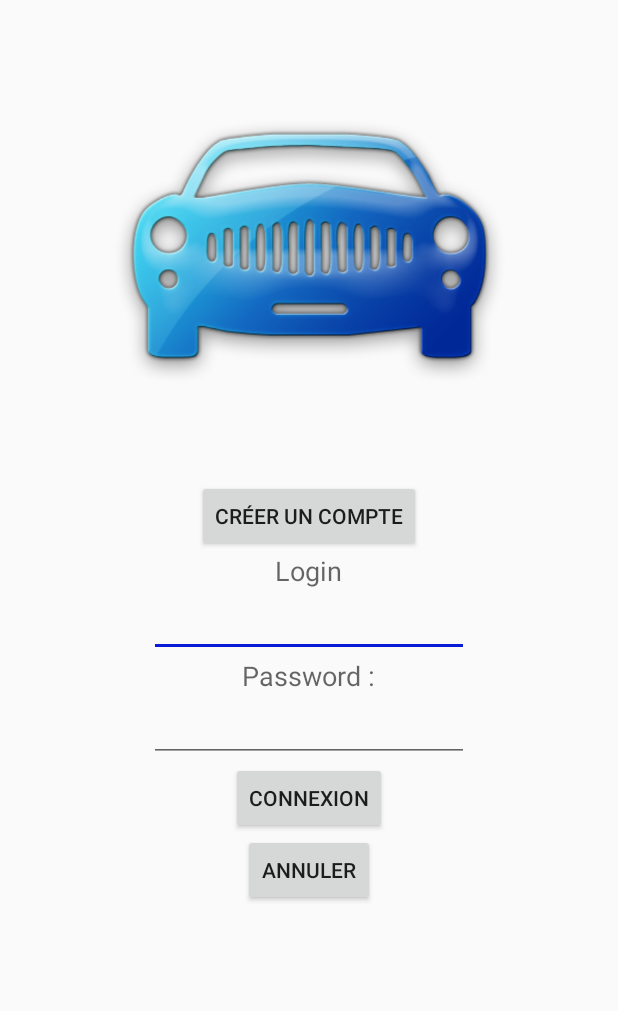
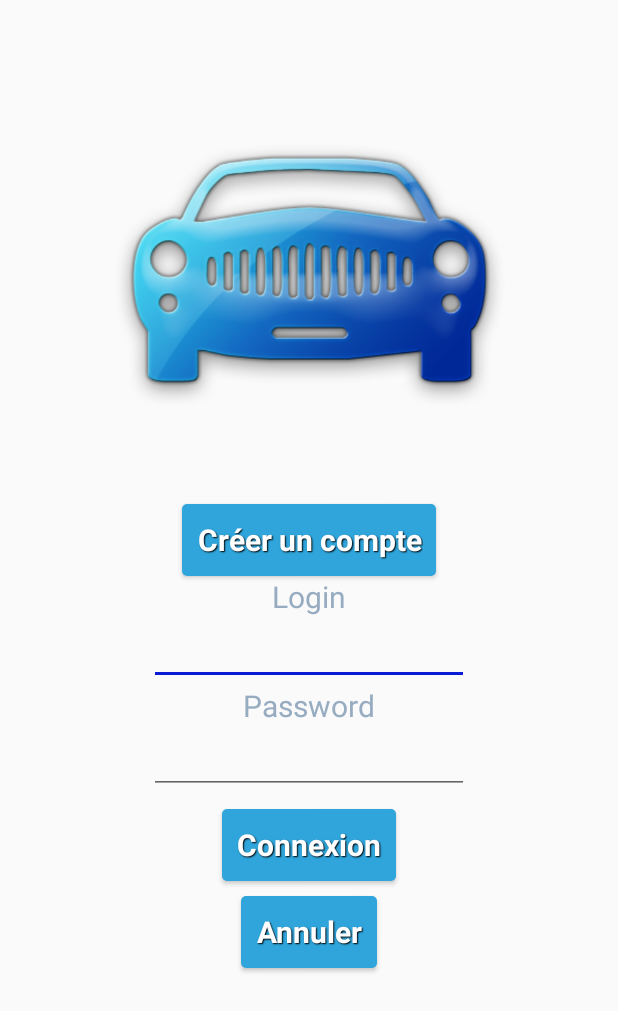
Before and after one commit to jollier/AndroidCovoiturage, an Android app: the LoginDisplayActivity screen opened directly, with no data from a screen before it, on a phone screen of 412 x 824 dp. Shown: the top 1011 px of the screen. Run offline under Robolectric (Android 15) with nearby library versions, the phone set to English and light mode, and no system bars.

Commit message:
modifier IHM de la page de login avec les styles définis

```diff
--- a/app/src/main/res/layout/login_layout.xml
+++ b/app/src/main/res/layout/login_layout.xml
@@ -1,5 +1,19 @@
 <?xml version="1.0" encoding="utf-8"?>
-<LinearLayout xmlns:android="http://schemas.android.com/apk/res/android"
+<RelativeLayout xmlns:android="http://schemas.android.com/apk/res/android"
+    xmlns:app="http://schemas.android.com/apk/res-auto"
+    xmlns:tools="http://schemas.android.com/tools"
+    android:layout_width="match_parent"
+    android:layout_height="match_parent"
+    android:paddingBottom="@dimen/activity_vertical_margin"
+    android:paddingLeft="@dimen/activity_horizontal_margin"
+    android:paddingRight="@dimen/activity_horizontal_margin"
+    android:paddingTop="@dimen/activity_vertical_margin"
+    app:layout_behavior="@string/appbar_scrolling_view_behavior"
+    tools:context="com.fousduvolant.androidcovoiturage.FousDuVolant"
+    tools:showIn="@layout/app_bar_main">
+
+
+    <LinearLayout
         android:orientation="vertical"
         android:layout_width="match_parent"
         android:layout_height="match_parent">
@@ -18,6 +32,7 @@
             android:layout_height="wrap_content"
             android:layout_gravity="center"
             android:layout_marginTop="@dimen/small_padding"
+            style="@style/btnStyleSeagull"
             android:text="@string/create_account" />
 
         <TextView
@@ -26,6 +41,7 @@
             android:layout_gravity="center_horizontal"
             android:textAppearance="?android:attr/textAppearanceMedium"
             android:text="Login"
+            style="@style/covoiturageText"
             android:id="@+id/textView_login" />
 
         <EditText
@@ -41,8 +57,9 @@
             android:layout_height="wrap_content"
             android:layout_gravity="center_horizontal"
             android:textAppearance="?android:attr/textAppearanceMedium"
-        android:text="Password :"
+            android:text="Password"
             android:id="@+id/textView_password"
+            style="@style/covoiturageText"
             android:password="false" />
 
         <EditText
@@ -58,6 +75,8 @@
             android:layout_height="wrap_content"
             android:layout_gravity="center"
             android:text="Connexion"
+            android:layout_marginTop="10dp"
+            style="@style/btnStyleSeagull"
             android:id="@+id/button_Connexion" />
 
         <Button
@@ -65,7 +84,10 @@
             android:layout_height="wrap_content"
             android:layout_gravity="center"
             android:text="Annuler"
+            android:layout_marginTop="10dp"
+            style="@style/btnStyleSeagull"
             android:id="@+id/button_Annuler"
             />
 
     </LinearLayout>
+</RelativeLayout>
--- a/app/src/main/res/values/colors.xml
+++ b/app/src/main/res/values/colors.xml
@@ -3,4 +3,5 @@
     <color name="colorPrimary">#3F51B5</color>
     <color name="colorPrimaryDark">#303F9F</color>
     <color name="colorAccent">#0a1bd5</color>
+    <color name="blue_grey_dark">#97acc1</color>
 </resources>
--- a/app/src/main/res/values/styles.xml
+++ b/app/src/main/res/values/styles.xml
@@ -15,7 +15,7 @@
     </style>
 
     <style name="btnStyleSeagull" parent="@android:style/Widget.Button">
-        <item name="android:textSize">15sp</item>
+        <item name="android:textSize">20sp</item>
         <item name="android:textStyle">bold</item>
         <item name="android:textColor">#ffffff</item>
         <item name="android:gravity">center</item>
@@ -35,5 +35,8 @@
     <style name="AppTheme.AppBarOverlay" parent="ThemeOverlay.AppCompat.Dark.ActionBar" />
     <style name="AppTheme.PopupOverlay" parent="ThemeOverlay.AppCompat.Light" />
 
-
+    <style name="covoiturageText" parent="@android:style/TextAppearance">
+        <item name="android:textColor">@color/blue_grey_dark</item>
+        <item name="android:textSize">20sp</item>
+    </style>
 </resources>
```
Lines whose indentation alone changed are shown as unchanged.
